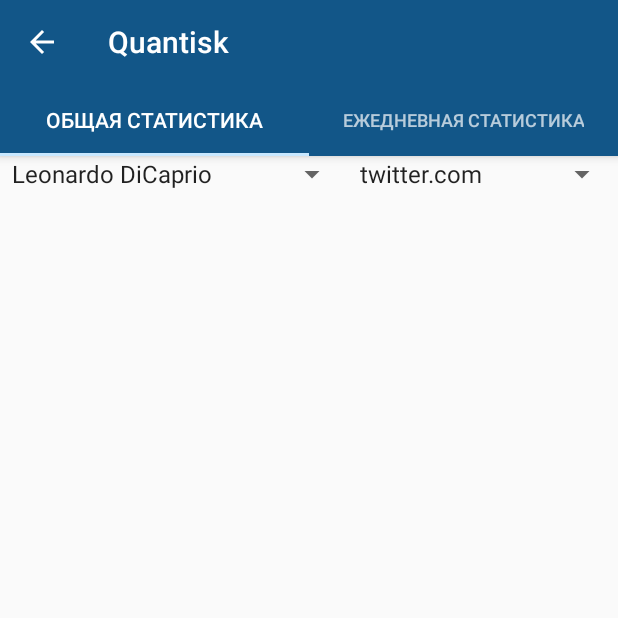
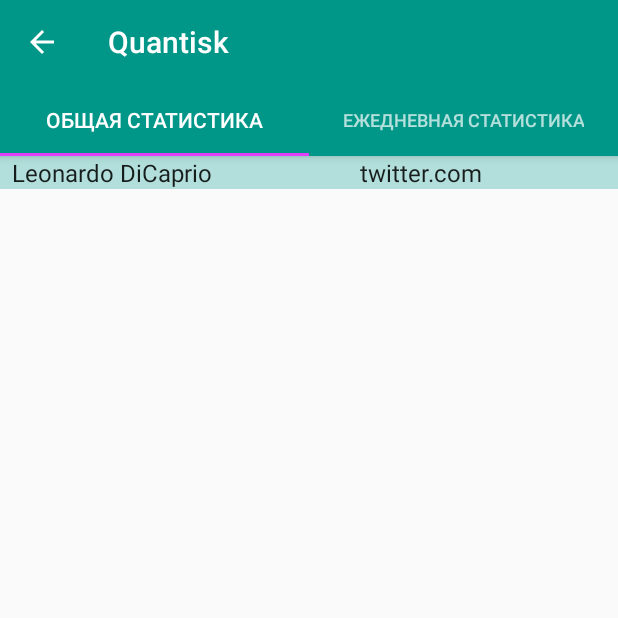
Before and after one commit to GeeksTricks/Quantisk, an Android app: the screen it shows after launch (MainActivity), on a phone screen of 412 x 824 dp, the top half of it. Run offline under Robolectric (Android 15) with nearby library versions, the phone set to English and light mode, and no system bars.

Commit message:
change color pallette

```diff
--- a/UI/Java/Quantisk/app/src/main/res/layout/fragment_daily_statistics.xml
+++ b/UI/Java/Quantisk/app/src/main/res/layout/fragment_daily_statistics.xml
@@ -16,13 +16,15 @@
             android:layout_width="wrap_content"
             android:layout_height="wrap_content"
             android:id="@+id/spinner_person"
-            android:layout_weight="1" />
+            android:layout_weight="1"
+            android:background="@color/windowBackground" />
 
         <Spinner
             android:layout_width="wrap_content"
             android:layout_height="wrap_content"
             android:id="@+id/spinner_site"
-            android:layout_weight="1" />
+            android:layout_weight="1"
+            android:background="@color/windowBackground" />
     </LinearLayout>
 
     <ListView
--- a/UI/Java/Quantisk/app/src/main/res/layout/fragment_full_statistics.xml
+++ b/UI/Java/Quantisk/app/src/main/res/layout/fragment_full_statistics.xml
@@ -16,13 +16,15 @@
             android:layout_width="wrap_content"
             android:layout_height="wrap_content"
             android:id="@+id/spinner_person"
-            android:layout_weight="1" />
+            android:layout_weight="1"
+            android:background="@color/windowBackground" />
 
         <Spinner
             android:layout_width="wrap_content"
             android:layout_height="wrap_content"
             android:id="@+id/spinner_site"
-            android:layout_weight="1" />
+            android:layout_weight="1"
+            android:background="@color/windowBackground" />
     </LinearLayout>
 
     <ListView
--- a/UI/Java/Quantisk/app/src/main/res/values/colors.xml
+++ b/UI/Java/Quantisk/app/src/main/res/values/colors.xml
@@ -1,9 +1,9 @@
 <?xml version="1.0" encoding="utf-8"?>
 <resources>
-    <color name="colorPrimary">#125688</color>
-    <color name="colorPrimaryDark">#125688</color>
-    <color name="textColorPrimary">#FFFFFF</color>
-    <color name="windowBackground">#FFFFFF</color>
+    <color name="colorPrimary">#009688</color>
+    <color name="colorPrimaryDark">#00796B</color>
+    <color name="textColorPrimary">#212121</color>
+    <color name="windowBackground">#B2DFDB</color>
     <color name="navigationBarColor">#000000</color>
-    <color name="colorAccent">#c8e8ff</color>
+    <color name="colorAccent">#E040FB</color>
 </resources>
```
